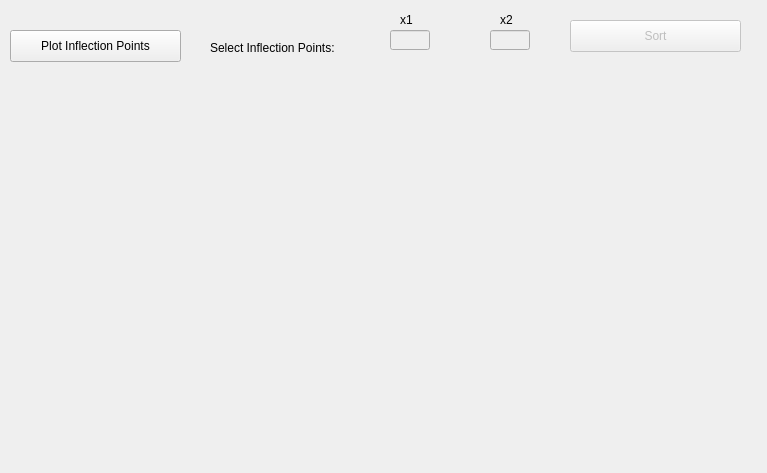
Above: AdvanceSortGUI.ui from gihankaushyal/PixelAnomalyDetectorTool before the change. Below: the same form after it.
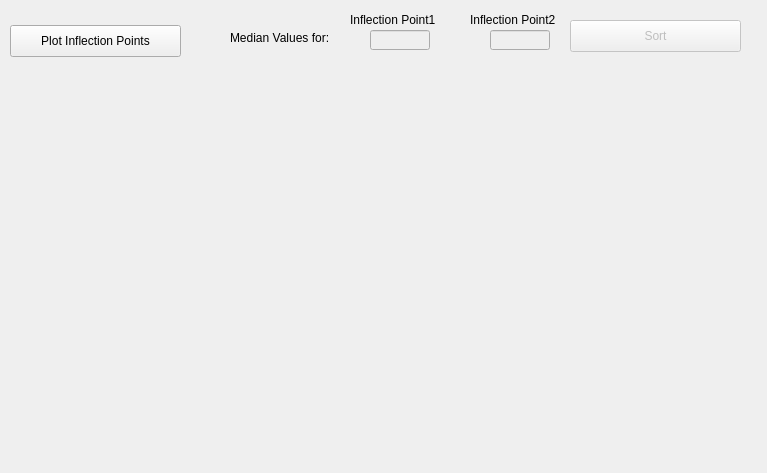
That is the form after the change.

Commit message: -minor cosmetic changes the display

Patch:
```diff
--- a/AdvanceSortGUI.ui
+++ b/AdvanceSortGUI.ui
@@ -27,7 +27,7 @@
    <property name="geometry">
     <rect>
      <x>10</x>
-     <y>30</y>
+     <y>25</y>
      <width>171</width>
      <height>32</height>
     </rect>
@@ -39,40 +39,40 @@
   <widget class="QLabel" name="label">
    <property name="geometry">
     <rect>
-     <x>210</x>
-     <y>40</y>
-     <width>141</width>
+     <x>230</x>
+     <y>30</y>
+     <width>121</width>
      <height>16</height>
     </rect>
    </property>
    <property name="text">
-    <string>Select Inflection Points:</string>
+    <string>Median Values for:</string>
    </property>
   </widget>
   <widget class="QLabel" name="label_2">
    <property name="geometry">
     <rect>
-     <x>500</x>
+     <x>470</x>
      <y>10</y>
-     <width>20</width>
+     <width>111</width>
      <height>20</height>
     </rect>
    </property>
    <property name="text">
-    <string>x2</string>
+    <string>Inflection Point2</string>
    </property>
   </widget>
   <widget class="QLabel" name="label_3">
    <property name="geometry">
     <rect>
-     <x>400</x>
+     <x>350</x>
      <y>10</y>
-     <width>20</width>
+     <width>101</width>
      <height>20</height>
     </rect>
    </property>
    <property name="text">
-    <string>x1</string>
+    <string>Inflection Point1</string>
    </property>
   </widget>
   <widget class="QPushButton" name="sortButton">
@@ -97,9 +97,9 @@
    </property>
    <property name="geometry">
     <rect>
-     <x>390</x>
+     <x>370</x>
      <y>30</y>
-     <width>40</width>
+     <width>60</width>
      <height>20</height>
     </rect>
    </property>
@@ -112,7 +112,7 @@
     <rect>
      <x>490</x>
      <y>30</y>
-     <width>40</width>
+     <width>60</width>
      <height>20</height>
     </rect>
    </property>
```
